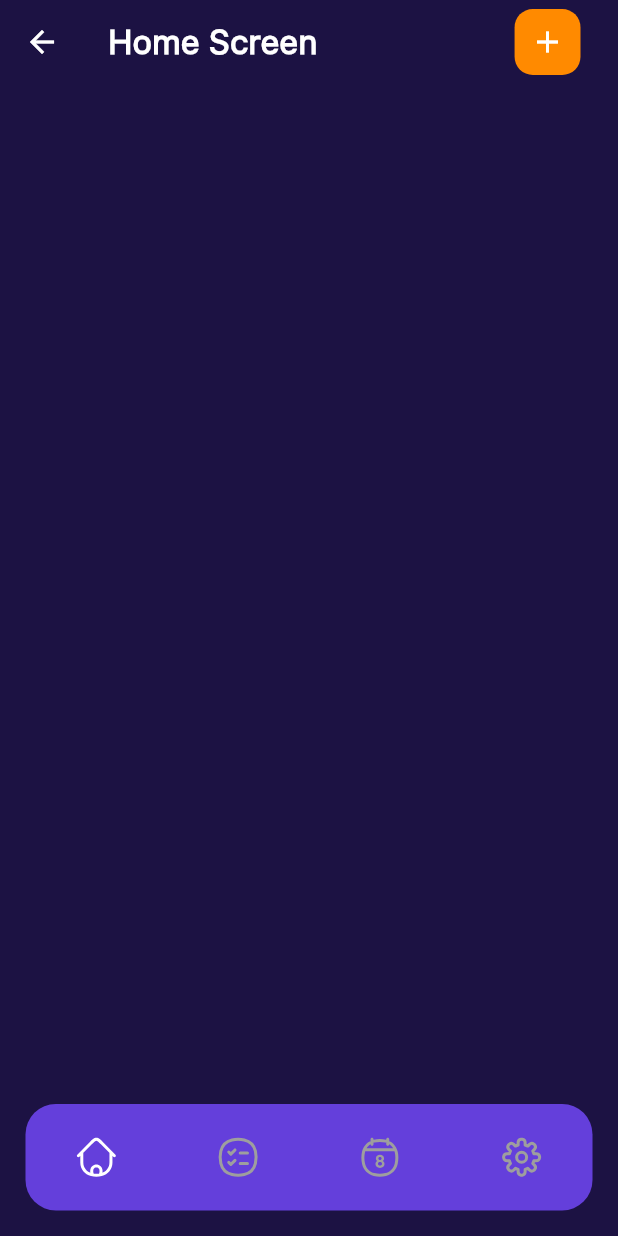
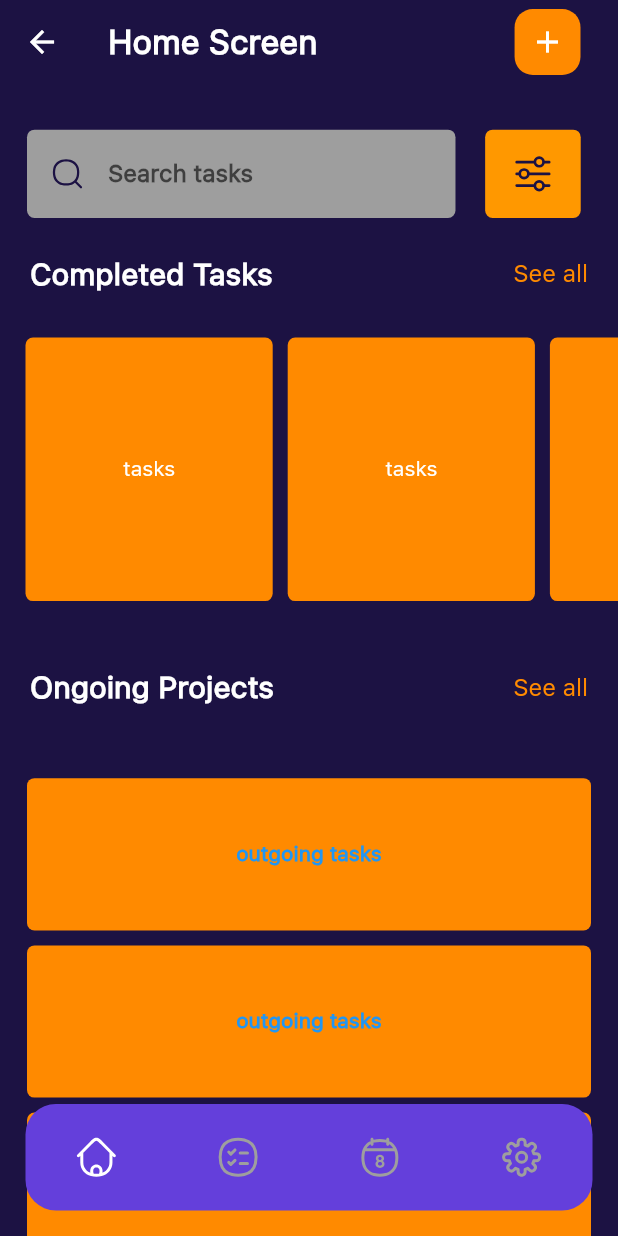
Before and after one commit to AkmaljonMOBILEdev/daily_routine_app, a Flutter app: the screen it shows after launch, after a tap on "Elevate button", on a phone screen of 412 x 824 dp. Run offline on Flutter 3.47's test engine with Material 2 defaults, Android fonts, the phone set to English and light mode, and no system bars; drawn by our look-alikes of zoom_tap_animation; our stand-ins replace flutter_screenutil, flutter_svg, shared_preferences; statements that could not run were skipped.

Commit message:
homeScreen designga o'zgartirsh kiritiladigan joylari bor ..lekin taxminiy design tayyor xudo xoxlasa ..yana qo'shadigan joylari bo'lsa aytilar

```diff
--- a/lib/ui/home_screen/home_screen.dart
+++ b/lib/ui/home_screen/home_screen.dart
@@ -1,8 +1,11 @@
-import 'package:daily_routine_app/ui/task_screen/create_task_screen/create_task_screen.dart';
+import 'package:daily_routine_app/ui/home_screen/widget/completed_tasks_and_see_all_widget.dart';
+import 'package:daily_routine_app/ui/home_screen/widget/ongoing_tasks_widget.dart';
+import 'package:daily_routine_app/ui/home_screen/widget/search_tasks_and_filter.dart';
+import 'package:daily_routine_app/ui/home_screen/widget/completed_tasks_widget.dart';
 import 'package:daily_routine_app/utils/colors.dart';
 import 'package:flutter/material.dart';
-import 'package:flutter_screenutil/flutter_screenutil.dart';
-import 'package:zoom_tap_animation/zoom_tap_animation.dart';
+
+import '../../utils/sizer.dart';
 
 class HomeScreen extends StatefulWidget {
   const HomeScreen({super.key});
@@ -15,6 +18,38 @@ class _HomeScreenState extends State<HomeScreen> {
   @override
   Widget build(BuildContext context) {
     return Scaffold(
+      body: SingleChildScrollView(
+        physics: BouncingScrollPhysics(),
+        child: Column(
+          mainAxisSize: MainAxisSize.min,
+          children: [
+            SizedBox(
+              height: AppSizer.editH(context, 30),
+            ),
+            SearchTasksAndFilter(),
+            SizedBox(
+              height: AppSizer.editH(context, 25),
+            ),
+            CompletedTasksAndSeeAllWidget(
+              text: "Completed Tasks",
+            ),
+            SizedBox(
+              height: AppSizer.editH(context, 25),
+            ),
+            TasksWidget(),
+            SizedBox(
+              height: AppSizer.editH(context, 40),
+            ),
+            CompletedTasksAndSeeAllWidget(
+              text: "Ongoing Projects",
+            ),
+            SizedBox(
+              height: AppSizer.editH(context, 30),
+            ),
+            OngoingTasksWidget(),
+          ],
+        ),
+      ),
     );
   }
 }
--- /dev/null
+++ b/lib/ui/home_screen/widget/completed_tasks_and_see_all_widget.dart
@@ -0,0 +1,45 @@
+import 'package:flutter/material.dart';
+import 'package:zoom_tap_animation/zoom_tap_animation.dart';
+
+import '../../../utils/colors.dart';
+
+class CompletedTasksAndSeeAllWidget extends StatefulWidget {
+  const CompletedTasksAndSeeAllWidget({Key? key, required this.text})
+      : super(key: key);
+  final String text;
+
+  @override
+  State<CompletedTasksAndSeeAllWidget> createState() =>
+      _CompletedTasksAndSeeAllWidgetState();
+}
+
+class _CompletedTasksAndSeeAllWidgetState
+    extends State<CompletedTasksAndSeeAllWidget> {
+  @override
+  Widget build(BuildContext context) {
+    return Padding(
+      padding: const EdgeInsets.symmetric(horizontal: 20),
+      child: Row(
+        mainAxisAlignment: MainAxisAlignment.spaceBetween,
+        children: [
+          Text(
+            widget.text,
+            style: Theme.of(context)
+                .textTheme
+                .titleMedium!
+                .copyWith(fontSize: 20, color: AppColors.white),
+          ),
+          ZoomTapAnimation(
+              onTap: () {},
+              child: Text(
+                "See all",
+                style: Theme.of(context).textTheme.bodyLarge!.copyWith(
+                      fontSize: 16,
+                      color: AppColors.cFF8A00,
+                    ),
+              )),
+        ],
+      ),
+    );
+  }
+}
--- /dev/null
+++ b/lib/ui/home_screen/widget/completed_tasks_widget.dart
@@ -0,0 +1,37 @@
+import 'package:flutter/material.dart';
+
+import '../../../utils/colors.dart';
+import '../../../utils/sizer.dart';
+
+class TasksWidget extends StatefulWidget {
+  const TasksWidget({Key? key}) : super(key: key);
+
+  @override
+  State<TasksWidget> createState() => _TasksWidgetState();
+}
+
+class _TasksWidgetState extends State<TasksWidget> {
+  @override
+  Widget build(BuildContext context) {
+    return  SizedBox(
+      height: AppSizer.editH(context, 183),
+      child: ListView.builder(
+          physics: BouncingScrollPhysics(),
+          padding: EdgeInsets.only(left: 12),
+          itemCount: 10,
+          scrollDirection: Axis.horizontal,
+          itemBuilder: (context,index)=>
+              Container(
+                decoration: BoxDecoration(
+                  borderRadius: BorderRadius.circular(5),
+                  color: AppColors.cFF8A00,
+                ),
+                padding: EdgeInsets.all(5),
+                margin: EdgeInsets.all(5),
+                width: AppSizer.editW(context, 150),
+                child: Center(child: Text("tasks")),
+              )),
+    )
+    ;
+  }
+}
--- /dev/null
+++ b/lib/ui/home_screen/widget/ongoing_tasks_widget.dart
@@ -0,0 +1,41 @@
+import 'package:flutter/material.dart';
+
+import '../../../utils/colors.dart';
+import '../../../utils/sizer.dart';
+
+
+class OngoingTasksWidget extends StatefulWidget {
+  const OngoingTasksWidget({Key? key}) : super(key: key);
+
+  @override
+  State<OngoingTasksWidget> createState() => _OngoingTasksWidgetState();
+}
+
+class _OngoingTasksWidgetState extends State<OngoingTasksWidget> {
+  @override
+  Widget build(BuildContext context) {
+    return  Flexible(
+      child: ListView.builder(
+        padding: EdgeInsets.all(13),
+        itemCount: 5,
+        physics: BouncingScrollPhysics(),
+        shrinkWrap: true,
+        itemBuilder: (context, index) => Container(
+            margin: EdgeInsets.all(5),
+            decoration: BoxDecoration(
+              borderRadius: BorderRadius.circular(5),
+              color: AppColors.cFF8A00,
+            ),
+            width: AppSizer.editW(context, double.infinity),
+            height: AppSizer.editH(context, 100),
+            child:Column(
+              mainAxisAlignment: MainAxisAlignment.center,
+              children: [
+                TextButton(onPressed: (){}, child: Text("outgoing tasks"))
+              ],
+            )
+        ),
+      ),
+    );
+  }
+}
--- /dev/null
+++ b/lib/ui/home_screen/widget/search_tasks_and_filter.dart
@@ -0,0 +1,63 @@
+import 'package:flutter/material.dart';
+import 'package:flutter_svg/svg.dart';
+import 'package:zoom_tap_animation/zoom_tap_animation.dart';
+
+import '../../../utils/icons.dart';
+import '../../../utils/sizer.dart';
+
+class SearchTasksAndFilter extends StatefulWidget {
+  const SearchTasksAndFilter({Key? key}) : super(key: key);
+
+  @override
+  State<SearchTasksAndFilter> createState() => _SearchTasksAndFilterState();
+}
+
+class _SearchTasksAndFilterState extends State<SearchTasksAndFilter> {
+  @override
+  Widget build(BuildContext context) {
+    return Container(
+      margin: EdgeInsets.symmetric(horizontal: 18),
+      child: Row(
+        children: [
+          SizedBox(
+            width: AppSizer.editW(context, 260),
+            height: AppSizer.editH(context, 58),
+            child: TextField(
+              decoration: InputDecoration(
+                hintText: "Search tasks",
+                prefixIcon: Padding(
+                  padding: const EdgeInsets.all(15),
+                  child: SvgPicture.asset(AppIcons.search),
+                ),
+                filled: true,
+                fillColor: Colors.grey,
+                border: OutlineInputBorder(
+                  borderRadius: BorderRadius.circular(5),
+                  borderSide: BorderSide.none,
+                ),
+              ),
+            ),
+          ),
+          SizedBox(
+            width: AppSizer.editW(context, 18),
+          ),
+          ZoomTapAnimation(
+            onTap: () {},
+            child: Container(
+              width: AppSizer.editW(context, 58),
+              height: AppSizer.editH(context, 58),
+              decoration: BoxDecoration(
+                  borderRadius: BorderRadius.circular(5), color: Colors.orange),
+              child: Padding(
+                padding: const EdgeInsets.all(15),
+                child: SvgPicture.asset(
+                  AppIcons.filter,
+                ),
+              ),
+            ),
+          )
+        ],
+      ),
+    );
+  }
+}
```
